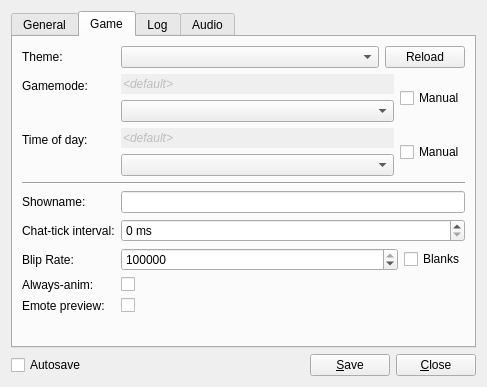
Before: the Qt Designer form res/ui/config_panel.ui in lambdcalculus/AO2-Client, drawn with Qt 5.
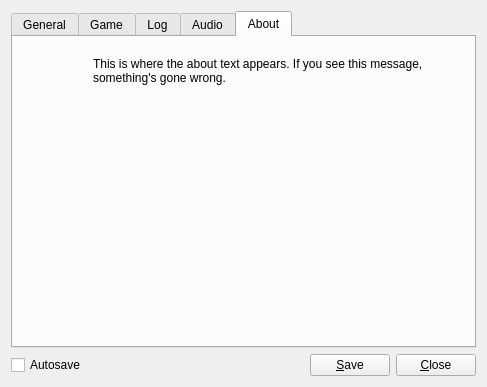
After: the same form once the commit is applied.

Commit message: Add About tab to config panel

```diff
--- a/res/ui/config_panel.ui
+++ b/res/ui/config_panel.ui
@@ -29,7 +29,7 @@
    <item>
     <widget class="QTabWidget" name="tab_widget">
      <property name="currentIndex">
-      <number>1</number>
+      <number>4</number>
      </property>
      <widget class="QWidget" name="tab">
       <attribute name="title">
@@ -973,6 +973,30 @@
        </item>
       </layout>
      </widget>
+     <widget class="QWidget" name="tab_4">
+      <attribute name="title">
+       <string>About</string>
+      </attribute>
+      <widget class="QLabel" name="about_label">
+       <property name="geometry">
+        <rect>
+         <x>80</x>
+         <y>20</y>
+         <width>351</width>
+         <height>271</height>
+        </rect>
+       </property>
+       <property name="text">
+        <string>This is where the about text appears. If you see this message, something's gone wrong.</string>
+       </property>
+       <property name="alignment">
+        <set>Qt::AlignLeading|Qt::AlignLeft|Qt::AlignTop</set>
+       </property>
+       <property name="wordWrap">
+        <bool>true</bool>
+       </property>
+      </widget>
+     </widget>
     </widget>
    </item>
    <item>
```
The commit also changes 7 other files.
